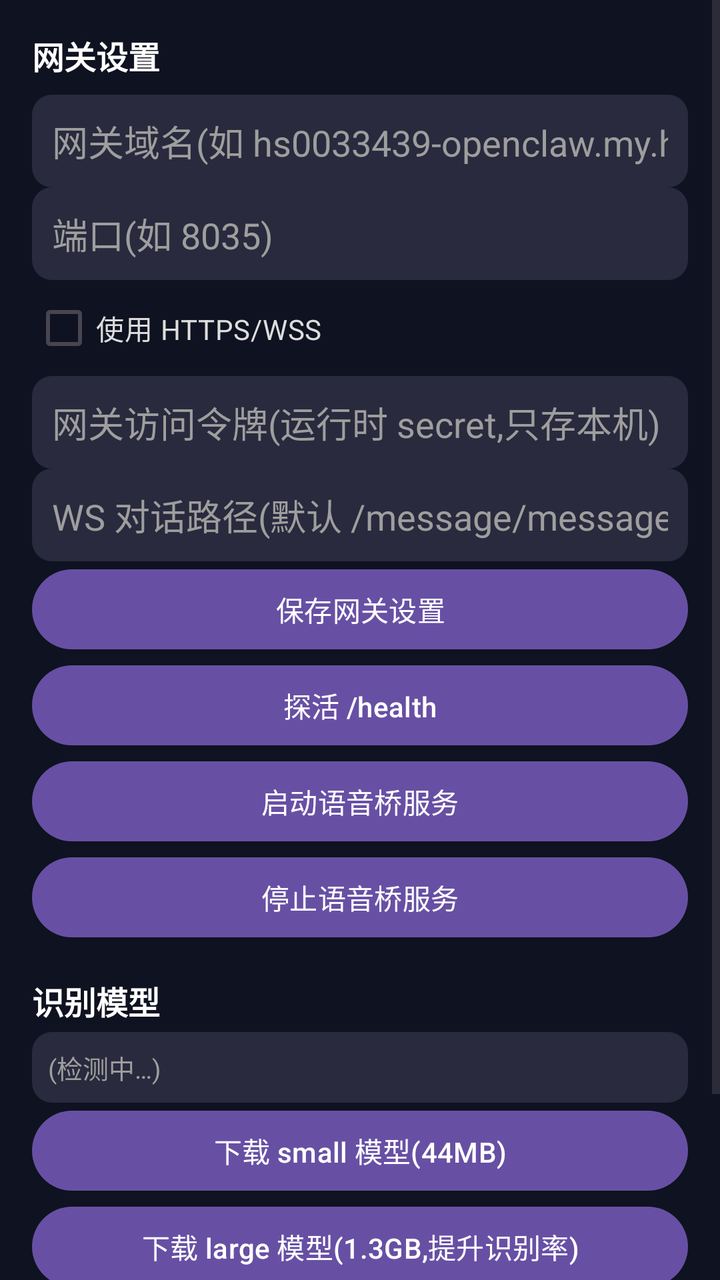
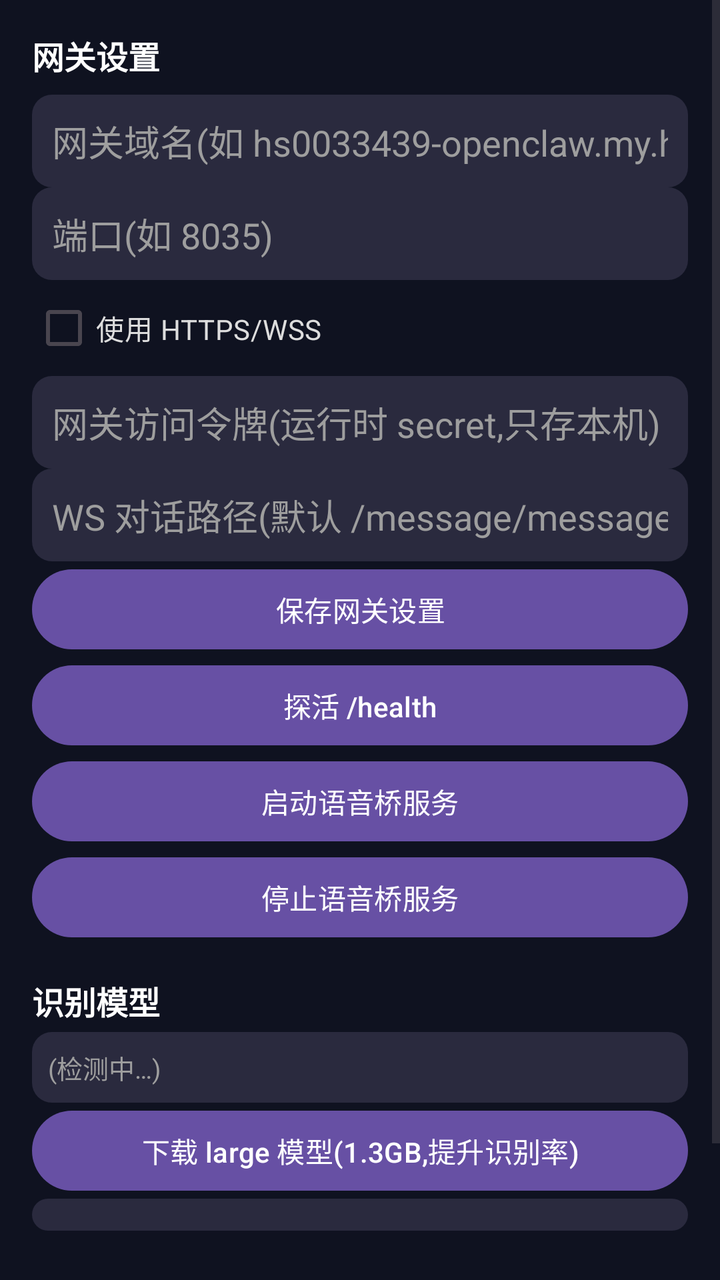

An Android layout rendered at two revisions. The XML below is the earlier revision; the diff shows what the commit changed to produce the second picture.
<!-- AndroidManifest.xml: application theme Theme.VoiceBridge -->
<!-- res/layout/fragment_settings.xml -->
<?xml version="1.0" encoding="utf-8"?>
<ScrollView xmlns:android="http://schemas.android.com/apk/res/android"
    android:layout_width="match_parent"
    android:layout_height="match_parent"
    android:fillViewport="true"
    android:background="#0F1220">

    <LinearLayout
        android:layout_width="match_parent"
        android:layout_height="wrap_content"
        android:orientation="vertical"
        android:padding="16dp">

        <TextView
            android:layout_width="wrap_content"
            android:layout_height="wrap_content"
            android:text="网关设置"
            android:textSize="16sp"
            android:textStyle="bold"
            android:textColor="#FFFFFF"
            android:layout_marginBottom="8dp" />

        <EditText
            android:id="@+id/inputHost"
            android:layout_width="match_parent"
            android:layout_height="wrap_content"
            android:hint="网关域名(如 hs0033439-openclaw.my.hiksemi.net)"
            android:inputType="textUri"
            android:autofillHints="url"
            android:textColor="#FFFFFF"
            android:textColorHint="#9E9E9E"
            android:background="@drawable/bg_input"
            android:padding="10dp" />

        <EditText
            android:id="@+id/inputPort"
            android:layout_width="match_parent"
            android:layout_height="wrap_content"
            android:hint="端口(如 8035)"
            android:inputType="number"
            android:autofillHints="none"
            android:textColor="#FFFFFF"
            android:textColorHint="#9E9E9E"
            android:background="@drawable/bg_input"
            android:padding="10dp" />

        <CheckBox
            android:id="@+id/checkUseTls"
            android:layout_width="wrap_content"
            android:layout_height="wrap_content"
            android:text="使用 HTTPS/WSS"
            android:textColor="#DDDDDD" />

        <EditText
            android:id="@+id/inputToken"
            android:layout_width="match_parent"
            android:layout_height="wrap_content"
            android:hint="网关访问令牌(运行时 secret,只存本机)"
            android:inputType="textPassword"
            android:autofillHints="password"
            android:textColor="#FFFFFF"
            android:textColorHint="#9E9E9E"
            android:background="@drawable/bg_input"
            android:padding="10dp" />

        <EditText
            android:id="@+id/inputWsPath"
            android:layout_width="match_parent"
            android:layout_height="wrap_content"
            android:hint="WS 对话路径(默认 /message/messages/ws)"
            android:inputType="textUri"
            android:autofillHints="none"
            android:textColor="#FFFFFF"
            android:textColorHint="#9E9E9E"
            android:background="@drawable/bg_input"
            android:padding="10dp" />

        <Button
            android:id="@+id/btnSave"
            android:layout_width="match_parent"
            android:layout_height="wrap_content"
            android:text="保存网关设置" />

        <Button
            android:id="@+id/btnHealth"
            android:layout_width="match_parent"
            android:layout_height="wrap_content"
            android:text="探活 /health" />

        <Button
            android:id="@+id/btnStartService"
            android:layout_width="match_parent"
            android:layout_height="wrap_content"
            android:text="启动语音桥服务" />

        <Button
            android:id="@+id/btnStopService"
            android:layout_width="match_parent"
            android:layout_height="wrap_content"
            android:text="停止语音桥服务" />

        <TextView
            android:layout_width="wrap_content"
            android:layout_height="wrap_content"
            android:text="识别模型"
            android:textSize="16sp"
            android:textStyle="bold"
            android:textColor="#FFFFFF"
            android:layout_marginTop="16dp"
            android:layout_marginBottom="4dp" />

        <TextView
            android:id="@+id/modelStatus"
            android:layout_width="match_parent"
            android:layout_height="wrap_content"
            android:text="(检测中…)"
            android:textSize="13sp"
            android:textColor="#9E9E9E"
            android:padding="8dp"
            android:background="@drawable/bg_input" />

        <Button
            android:id="@+id/btnDownloadSmall"
            android:layout_width="match_parent"
            android:layout_height="wrap_content"
            android:text="下载 small 模型(44MB)" />

        <Button
            android:id="@+id/btnDownloadLarge"
            android:layout_width="match_parent"
            android:layout_height="wrap_content"
            android:text="下载 large 模型(1.3GB,提升识别率)" />

        <TextView
            android:id="@+id/modelProgress"
            android:layout_width="match_parent"
            android:layout_height="wrap_content"
            android:text=""
            android:textSize="12sp"
            android:textColor="#4FC3F7"
            android:padding="4dp" />

        <TextView
            android:layout_width="wrap_content"
            android:layout_height="wrap_content"
            android:text="日志"
            android:textSize="16sp"
            android:textStyle="bold"
            android:textColor="#FFFFFF"
            android:layout_marginTop="16dp"
            android:layout_marginBottom="4dp" />

        <TextView
            android:id="@+id/logText"
            android:layout_width="match_parent"
            android:layout_height="wrap_content"
            android:text="(空)"
            android:textSize="12sp"
            android:typeface="monospace"
            android:textColor="#9E9E9E" />
    </LinearLayout>
</ScrollView>
<!-- resources referenced by this layout -->
<resources>
  <!-- drawable bg_input (drawable) -->
  <shape xmlns:android="http://schemas.android.com/apk/res/android"
      android:shape="rectangle">
      <solid android:color="#2A2A3E" />
      <corners android:radius="10dp" />
      <padding
          android:left="10dp"
          android:top="6dp"
          android:right="10dp"
          android:bottom="6dp" />
  </shape>
  <style name="Theme.VoiceBridge" parent="Theme.Material3.DayNight.NoActionBar" />
</resources>

<!-- the commit's change to res/layout/fragment_settings.xml (unified diff, before → after) -->
@@ -120,16 +120,17 @@
             android:background="@drawable/bg_input" />
 
         <Button
-            android:id="@+id/btnDownloadSmall"
-            android:layout_width="match_parent"
-            android:layout_height="wrap_content"
-            android:text="下载 small 模型(44MB)" />
-
-        <Button
             android:id="@+id/btnDownloadLarge"
             android:layout_width="match_parent"
             android:layout_height="wrap_content"
             android:text="下载 large 模型(1.3GB,提升识别率)" />
+
+        <Spinner
+            android:id="@+id/modelHostSpinner"
+            android:layout_width="match_parent"
+            android:layout_height="wrap_content"
+            android:padding="8dp"
+            android:background="@drawable/bg_input" />
 
         <TextView
             android:id="@+id/modelProgress"
